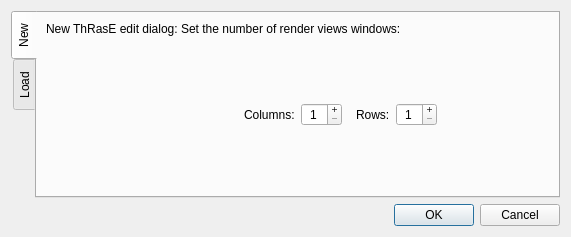
SMByC/ThRasE, file ui/init_dialog.ui: the form before one commit.
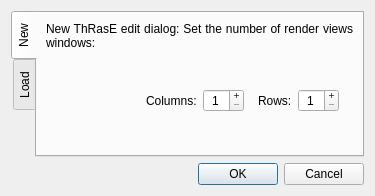
The form after the commit. Icons and pictures are not drawn. Custom widgets are drawn as their Qt base class.

Commit message: Fix size of the init dialog

Patch:
```diff
--- a/ui/init_dialog.ui
+++ b/ui/init_dialog.ui
@@ -2,14 +2,6 @@
 <ui version="4.0">
  <class>Dialog</class>
  <widget class="QDialog" name="Dialog">
-  <property name="geometry">
-   <rect>
-    <x>0</x>
-    <y>0</y>
-    <width>571</width>
-    <height>237</height>
-   </rect>
-  </property>
   <property name="windowTitle">
    <string>ThRasE - Init dialog</string>
   </property>
```
